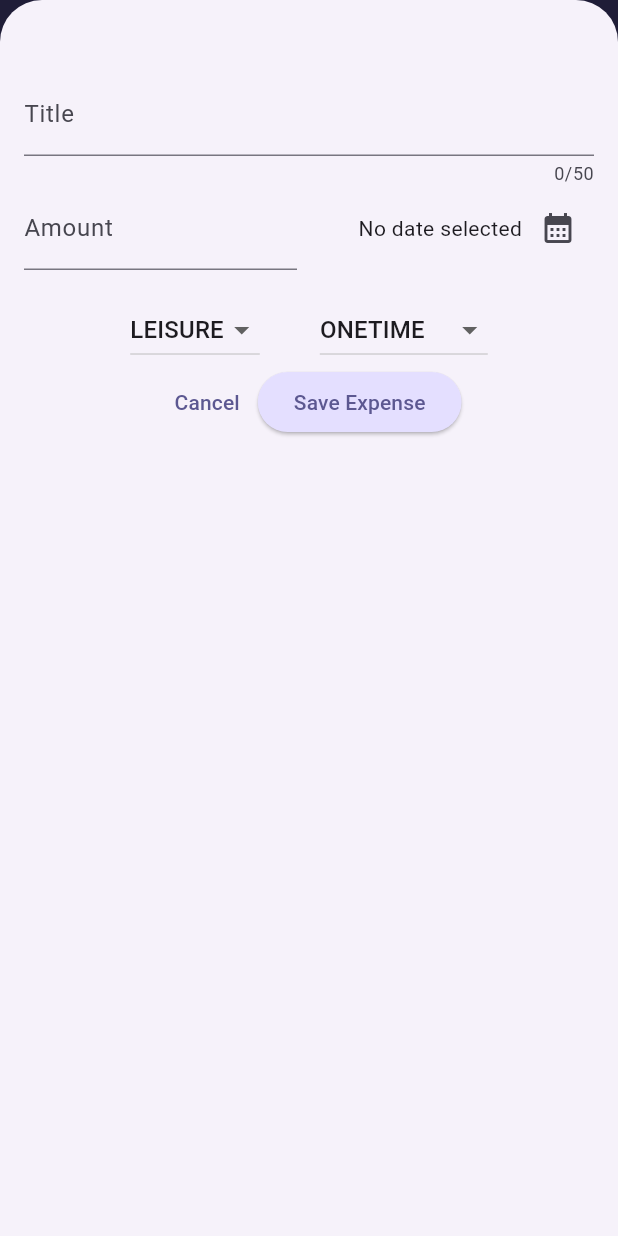
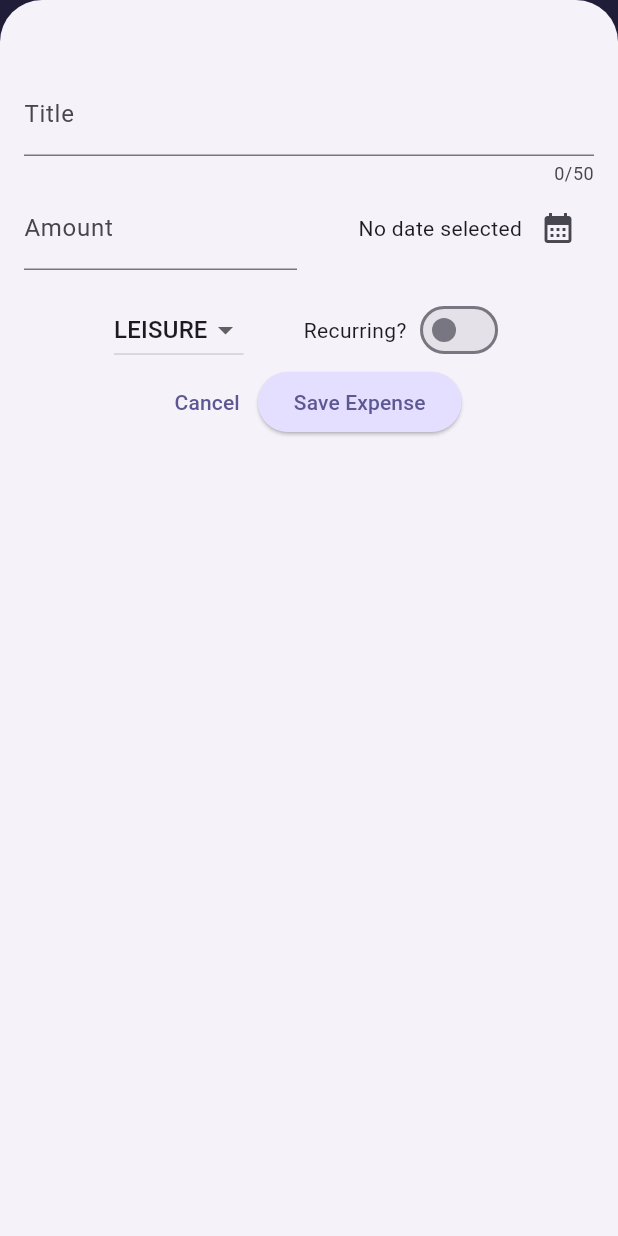
Before and after one commit to Mclovin0213/expense_app, a Flutter app: the screen it shows after launch, after a tap on "Recurring", after a tap on "One-Time", after a tap on the "add" icon, on a phone screen of 412 x 824 dp. Run offline on Flutter 3.47's test engine with Material 3 defaults, Android fonts, the phone set to English and light mode, and no system bars; our stand-ins replace fl_chart, flutter_riverpod.

Commit message:
changed some stuff

```diff
--- a/lib/models/expense.dart
+++ b/lib/models/expense.dart
@@ -8,7 +8,7 @@ const uuid = Uuid();
 
 enum Category { food, travel, leisure, work }
 
-enum ExpenseType { recurring, oneTime }
+enum RecurringType { monthly, weekly, yearly }
 
 const categoryIcons = {
   Category.food: Icons.lunch_dining,
@@ -23,7 +23,6 @@ class Expense {
     required this.amount,
     required this.date,
     required this.category,
-    required this.expenseType
   }) : id = uuid.v4();
 
   final String id;
@@ -31,11 +30,22 @@ class Expense {
   final double amount;
   final DateTime date;
   final Category category;
-  final ExpenseType expenseType;
 
   String get formattedDate {
     return formatter.format(date);
   }
+}
+
+class RecurringExpense extends Expense {
+  RecurringExpense({
+    required super.title,
+    required super.amount,
+    required super.date,
+    required super.category,
+    required this.recurringType,
+  });
+
+  final RecurringType recurringType;
 }
 
 class ExpenseBucket {
--- a/lib/pages/expenses.dart
+++ b/lib/pages/expenses.dart
@@ -1,3 +1,4 @@
+import 'package:expense_tracking_app/widgets/budget_view.dart';
 import 'package:expense_tracking_app/widgets/chart/chart.dart';
 import 'package:expense_tracking_app/widgets/expenses_list/expenses_list.dart';
 import 'package:expense_tracking_app/models/expense.dart';
@@ -14,23 +15,31 @@ class ExpensesPage extends ConsumerStatefulWidget {
   ConsumerState<ExpensesPage> createState() => _ExpensesPageState();
 }
 
+// different view options from segmented button
 enum ViewOption { all, oneTime, recurring }
 
 class _ExpensesPageState extends ConsumerState<ExpensesPage> {
+  // default view as .all
   ViewOption expensesView = ViewOption.all;
 
+  // filters the expenses list based on viewOption selected
   List<Expense> _filterExpenses(List<Expense> expenses, ViewOption viewOption) {
     switch (viewOption) {
       case ViewOption.recurring:
-        return expenses.where((expense) => expense.expenseType == ExpenseType.recurring).toList();
+        return expenses
+            .whereType<RecurringExpense>()
+            .toList();
       case ViewOption.oneTime:
-        return expenses.where((expense) => expense.expenseType == ExpenseType.oneTime).toList();
+        return expenses
+            .where((expense) => expense is! RecurringExpense)
+            .toList();
       case ViewOption.all:
       default:
         return expenses;
     }
   }
 
+  // changes the current view
   void showExpenses(ViewOption newSelection) {
     setState(() {
       expensesView = newSelection;
@@ -44,7 +53,8 @@ class _ExpensesPageState extends ConsumerState<ExpensesPage> {
       context: context,
       builder: (ctx) {
         return NewExpense(
-          onAddExpense: (expense) => ref.read(expensesProvider.notifier).addExpense(expense),
+          onAddExpense: (expense) =>
+              ref.read(expensesProvider.notifier).addExpense(expense),
         );
       },
     );
@@ -72,12 +82,14 @@ class _ExpensesPageState extends ConsumerState<ExpensesPage> {
   Widget build(BuildContext context) {
     final registeredExpenses = ref.watch(expensesProvider);
 
+    // expenses shown on screen
     final filteredExpenses = _filterExpenses(registeredExpenses, expensesView);
 
     Widget mainContent = const Center(
       child: Text('No Expenses found.'),
     );
 
+    // display filteredExpenses
     if (filteredExpenses.isNotEmpty) {
       mainContent = ExpensesList(
         expenses: filteredExpenses,
@@ -85,16 +97,16 @@ class _ExpensesPageState extends ConsumerState<ExpensesPage> {
       );
     }
 
-    return Scaffold(
-      appBar: AppBar(
-        title: const Text('Expense Tracker'),
-      ),
-      body: Stack(
+    return Stack(
       alignment: Alignment.bottomRight,
       children: [
         Column(
           children: [
-              Chart(expenses: registeredExpenses),
+            // Chart(expenses: registeredExpenses),
+            BudgetView(
+              totalExpenses: ref.read(expensesProvider.notifier).totalExpenses,
+              budget: 1500,
+            ),
             SegmentedButton(
               segments: const [
                 ButtonSegment(
@@ -132,7 +144,6 @@ class _ExpensesPageState extends ConsumerState<ExpensesPage> {
           ),
         ),
       ],
-      ),
     );
   }
 }
--- a/lib/providers/expenses_provider.dart
+++ b/lib/providers/expenses_provider.dart
@@ -1,98 +1,55 @@
 import 'package:flutter_riverpod/flutter_riverpod.dart';
 import 'package:expense_tracking_app/models/expense.dart';
 
-// Define a class to manage the state of the expense list
 class ExpensesNotifier extends StateNotifier<List<Expense>> {
   ExpensesNotifier() : super(_initialExpenses);
 
-  // Static initial list of expenses for better readability and performance
   static final List<Expense> _initialExpenses = [
     Expense(
       title: "Flutter Course",
       amount: 19.99,
       date: DateTime.now(),
       category: Category.work,
-        expenseType: ExpenseType.oneTime),
+    ),
     Expense(
       title: "Cinema",
       amount: 15.69,
-        date: DateTime.now(),
+      date: DateTime(2024, 10, 11),
       category: Category.leisure,
-        expenseType: ExpenseType.oneTime),
-    Expense(
+    ),
+    RecurringExpense(
       title: "Groceries",
       amount: 45.30,
-        date: DateTime.now(),
+      date: DateTime(2024, 9, 2),
       category: Category.food,
-        expenseType: ExpenseType.recurring),
-    Expense(
-        title: "Bus Ticket",
-        amount: 2.50,
-        date: DateTime.now(),
-        category: Category.work,
-        expenseType: ExpenseType.oneTime),
-    Expense(
-        title: "Gym Membership",
-        amount: 29.99,
-        date: DateTime.now(),
+      recurringType: RecurringType.weekly,
+    ),
+    RecurringExpense(
+      title: "Netflix",
+      amount: 20.00,
+      date: DateTime(2024, 5, 12),
       category: Category.leisure,
-        expenseType: ExpenseType.recurring),
-    Expense(
-        title: "Coffee",
-        amount: 4.20,
-        date: DateTime.now(),
-        category: Category.food,
-        expenseType: ExpenseType.oneTime),
-    Expense(
-        title: "Electricity Bill",
-        amount: 60.00,
-        date: DateTime.now(),
-        category: Category.work,
-        expenseType: ExpenseType.recurring),
-    Expense(
-        title: "Movie Streaming Subscription",
-        amount: 12.99,
-        date: DateTime.now(),
-        category: Category.leisure,
-        expenseType: ExpenseType.recurring),
-    Expense(
-        title: "Book Purchase",
-        amount: 22.50,
-        date: DateTime.now(),
-        category: Category.leisure,
-        expenseType: ExpenseType.oneTime),
-    Expense(
-        title: "Concert Ticket",
-        amount: 55.00,
-        date: DateTime.now(),
-        category: Category.leisure,
-        expenseType: ExpenseType.oneTime),
-    Expense(
-        title: "Phone Bill",
-        amount: 40.00,
-        date: DateTime.now(),
-        category: Category.work,
-        expenseType: ExpenseType.recurring),
-    Expense(
-        title: "Lunch at Restaurant",
-        amount: 18.75,
-        date: DateTime.now(),
-        category: Category.food,
-        expenseType: ExpenseType.oneTime),
+      recurringType: RecurringType.monthly,
+    ),
   ];
 
-  // Function to add a new expense
   void addExpense(Expense expense) {
-    state = [...state, expense]; // maintain immutability
+    state = [...state, expense];
   }
 
-  // Function to remove an expense
   void removeExpense(Expense expense) {
     state = state.where((e) => e != expense).toList();
   }
+
+  double get totalExpenses {
+    double total = 0;
+    for (final expense in _initialExpenses) {
+      total += expense.amount;
+    }
+    return total;
+  }
 }
 
-// Define the provider for the list of expenses with autoDispose
 final expensesProvider =
     StateNotifierProvider.autoDispose<ExpensesNotifier, List<Expense>>((ref) {
   return ExpensesNotifier();
--- /dev/null
+++ b/lib/widgets/budget_view.dart
@@ -0,0 +1,68 @@
+import 'dart:math';
+
+import 'package:flutter/material.dart';
+
+import 'package:expense_tracking_app/widgets/chart/chart_bar.dart';
+import 'package:expense_tracking_app/models/expense.dart';
+
+import 'money_row.dart';
+
+class BudgetView extends StatelessWidget {
+  const BudgetView(
+      {super.key, required this.totalExpenses, required this.budget});
+
+  final double totalExpenses;
+  final double budget;
+
+  @override
+  Widget build(BuildContext context) {
+    final isDarkMode =
+        MediaQuery.of(context).platformBrightness == Brightness.dark;
+
+    return Container(
+      margin: const EdgeInsets.all(16),
+      padding: const EdgeInsets.symmetric(
+        vertical: 16,
+        horizontal: 8,
+      ),
+      width: double.infinity,
+      height: 160,
+      decoration: BoxDecoration(
+        borderRadius: BorderRadius.circular(8),
+        gradient: LinearGradient(
+          colors: [
+            Theme.of(context).colorScheme.primary.withOpacity(0.3),
+            Theme.of(context).colorScheme.primary.withOpacity(0.0)
+          ],
+          begin: Alignment.bottomCenter,
+          end: Alignment.topCenter,
+        ),
+      ),
+      child: Column(
+        children: [
+          MoneyRow(
+            textTitle: "Budget",
+            value: "$budget",
+            color: Colors.black,
+          ),
+          MoneyRow(
+            textTitle: "Expenses",
+            value: "-${totalExpenses.toStringAsFixed(2)}",
+            color: Colors.red,
+          ),
+          const Divider(
+            color: Colors.grey,
+            thickness: 1,
+            indent: 16,
+            endIndent: 16,
+          ),
+          MoneyRow(
+            textTitle: "Net",
+            value: (budget - totalExpenses).toStringAsFixed(2),
+            color: Colors.green,
+          ),
+        ],
+      ),
+    );
+  }
+}
--- /dev/null
+++ b/lib/widgets/money_row.dart
@@ -0,0 +1,39 @@
+import 'package:flutter/material.dart';
+
+class MoneyRow extends StatelessWidget {
+  const MoneyRow(
+      {super.key,
+      required this.textTitle,
+      required this.value,
+      required this.color});
+
+  final String textTitle;
+  final String value;
+  final Color color;
+
+  @override
+  Widget build(BuildContext context) {
+    return Padding(
+      padding: const EdgeInsets.symmetric(horizontal: 18.0),
+      child: Row(
+        mainAxisAlignment: MainAxisAlignment.spaceBetween,
+        children: [
+          Text(
+            "$textTitle:",
+            style: TextStyle(
+              fontSize: 20,
+            ),
+          ),
+          Text(
+            "\$ $value",
+            style: TextStyle(
+              fontSize: 25,
+              color: color,
+              fontWeight: FontWeight.bold,
+            ),
+          ),
+        ],
+      ),
+    );
+  }
+}
--- a/lib/widgets/new_expense.dart
+++ b/lib/widgets/new_expense.dart
@@ -21,7 +21,8 @@ class _NewExpenseState extends State<NewExpense> {
   final _amountController = TextEditingController();
   DateTime? _selectedDate;
   Category _selectedCategory = Category.leisure;
-  ExpenseType _selectedExpenseType = ExpenseType.oneTime;
+  RecurringType _selectedRecurringType = RecurringType.monthly;
+  bool _isRecurring = false;
 
   void _presentDatePicker() async {
     final now = DateTime.now();
@@ -81,15 +82,27 @@ class _NewExpenseState extends State<NewExpense> {
       _showDialog();
       return;
     }
-    widget.onAddExpense(
-      Expense(
+
+    final expense;
+
+    if (_isRecurring) {
+      expense = RecurringExpense(
         title: _titleController.text,
         amount: enteredAmount,
         date: _selectedDate!,
         category: _selectedCategory,
-        expenseType: _selectedExpenseType
-      ),
+        recurringType: _selectedRecurringType,
       );
+    } else {
+      expense = Expense(
+        title: _titleController.text,
+        amount: enteredAmount,
+        date: _selectedDate!,
+        category: _selectedCategory,
+      );
+    }
+
+    widget.onAddExpense(expense);
     Navigator.pop(context);
   }
 
@@ -173,15 +186,57 @@ class _NewExpenseState extends State<NewExpense> {
                       });
                     },
                   ),
-                  const SizedBox(width: 40,),
+                  const SizedBox(
+                    width: 40,
+                  ),
+                  // DropdownButton(
+                  //   value: _selectedExpenseType,
+                  //   items: ExpenseType.values
+                  //       .map(
+                  //         (expense) => DropdownMenuItem(
+                  //           value: expense,
+                  //           child: Text(
+                  //             expense.name.toUpperCase(),
+                  //           ),
+                  //         ),
+                  //       )
+                  //       .toList(),
+                  //   onChanged: (value) {
+                  //     if (value == null) {
+                  //       return;
+                  //     }
+                  //     setState(() {
+                  //       _selectedExpenseType = value;
+                  //     });
+                  //   },
+                  // ),
+                  Row(
+                    children: [
+                      const Text("Recurring?"),
+                      const SizedBox(
+                        width: 5,
+                      ),
+                      Switch(
+                        value: _isRecurring,
+                        onChanged: (value) {
+                          setState(() {
+                            _isRecurring = value;
+                          });
+                        },
+                      ),
+                    ],
+                  ),
+                ],
+              ),
+              if (_isRecurring)
                 DropdownButton(
-                    value: _selectedExpenseType,
-                    items: ExpenseType.values
+                  value: _selectedRecurringType,
+                  items: RecurringType.values
                       .map(
-                          (expense) => DropdownMenuItem(
-                            value: expense,
+                        (recurringType) => DropdownMenuItem(
+                          value: recurringType,
                           child: Text(
-                              expense.name.toUpperCase(),
+                            recurringType.name.toUpperCase(),
                           ),
                         ),
                       )
@@ -191,11 +246,9 @@ class _NewExpenseState extends State<NewExpense> {
                       return;
                     }
                     setState(() {
-                        _selectedExpenseType = value;
+                      _selectedRecurringType = value;
                     });
                   },
-                  ),
-                ],
                 ),
               Center(
                 child: Row(
```
Also changed, not shown: lib/pages/charts.dart (+2 -7 lines). Lines whose indentation alone changed are shown as unchanged.
